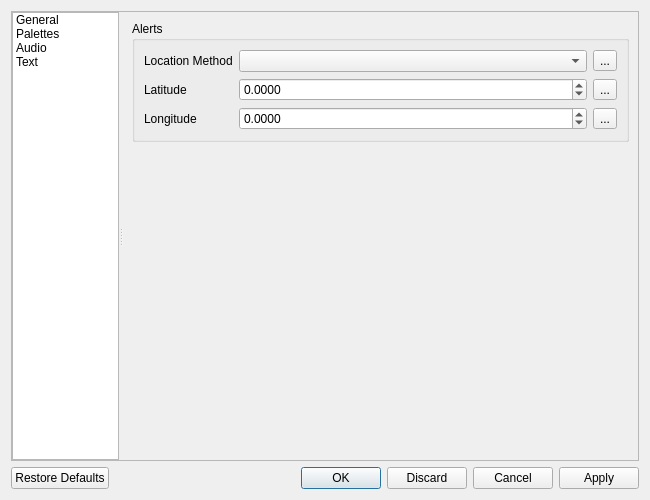
Old version of the form scwx-qt/source/scwx/qt/ui/settings_dialog.ui in the repository dpaulat/supercell-wx.
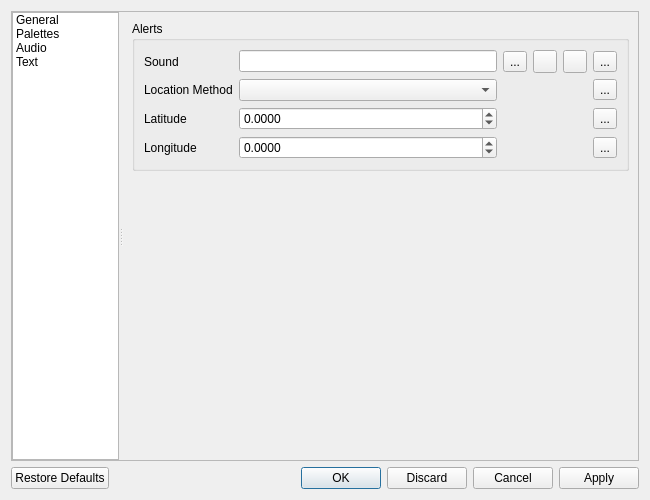
New version of the form. The open tabs and pages were chosen to show the change. Icons and pictures are not drawn.

Commit message: Add alert audio sound to settings dialog

What changed in the file:
```diff
--- a/scwx-qt/source/scwx/qt/ui/settings_dialog.ui
+++ b/scwx-qt/source/scwx/qt/ui/settings_dialog.ui
@@ -453,14 +453,14 @@
               <string>Alerts</string>
              </property>
              <layout class="QGridLayout" name="gridLayout_10">
-              <item row="1" column="0">
+              <item row="2" column="0">
                <widget class="QLabel" name="label_14">
                 <property name="text">
                  <string>Latitude</string>
                 </property>
                </widget>
               </item>
-              <item row="1" column="1">
+              <item row="2" column="2">
                <widget class="QDoubleSpinBox" name="alertAudioLatitudeSpinBox">
                 <property name="decimals">
                  <number>4</number>
@@ -476,8 +476,8 @@
                 </property>
                </widget>
               </item>
-              <item row="1" column="2">
-               <widget class="QToolButton" name="resetAlertAudioLatitudeButton">
+              <item row="1" column="6">
+               <widget class="QToolButton" name="resetAlertAudioLocationMethodButton">
                 <property name="text">
                  <string>...</string>
                 </property>
@@ -487,15 +487,15 @@
                 </property>
                </widget>
               </item>
-              <item row="2" column="0">
+              <item row="3" column="0">
                <widget class="QLabel" name="label_16">
                 <property name="text">
                  <string>Longitude</string>
                 </property>
                </widget>
               </item>
-              <item row="2" column="2">
-               <widget class="QToolButton" name="resetAlertAudioLongitudeButton">
+              <item row="0" column="3">
+               <widget class="QToolButton" name="alertAudioSoundSelectButton">
                 <property name="text">
                  <string>...</string>
                 </property>
@@ -505,25 +505,14 @@
                 </property>
                </widget>
               </item>
-              <item row="0" column="2">
-               <widget class="QToolButton" name="resetAlertAudioLocationMethodButton">
-                <property name="text">
-                 <string>...</string>
-                </property>
-                <property name="icon">
-                 <iconset resource="../../../../scwx-qt.qrc">
-                  <normaloff>:/res/icons/font-awesome-6/rotate-left-solid.svg</normaloff>:/res/icons/font-awesome-6/rotate-left-solid.svg</iconset>
-                </property>
-               </widget>
-              </item>
-              <item row="0" column="0">
+              <item row="1" column="0">
                <widget class="QLabel" name="label_12">
                 <property name="text">
                  <string>Location Method</string>
                 </property>
                </widget>
               </item>
-              <item row="2" column="1">
+              <item row="3" column="2">
                <widget class="QDoubleSpinBox" name="alertAudioLongitudeSpinBox">
                 <property name="decimals">
                  <number>4</number>
@@ -539,7 +528,58 @@
                 </property>
                </widget>
               </item>
-              <item row="0" column="1">
+              <item row="3" column="6">
+               <widget class="QToolButton" name="resetAlertAudioLongitudeButton">
+                <property name="text">
+                 <string>...</string>
+                </property>
+                <property name="icon">
+                 <iconset resource="../../../../scwx-qt.qrc">
+                  <normaloff>:/res/icons/font-awesome-6/rotate-left-solid.svg</normaloff>:/res/icons/font-awesome-6/rotate-left-solid.svg</iconset>
+                </property>
+               </widget>
+              </item>
+              <item row="2" column="6">
+               <widget class="QToolButton" name="resetAlertAudioLatitudeButton">
+                <property name="text">
+                 <string>...</string>
+                </property>
+                <property name="icon">
+                 <iconset resource="../../../../scwx-qt.qrc">
+                  <normaloff>:/res/icons/font-awesome-6/rotate-left-solid.svg</normaloff>:/res/icons/font-awesome-6/rotate-left-solid.svg</iconset>
+                </property>
+               </widget>
+              </item>
+              <item row="0" column="2">
+               <widget class="QLineEdit" name="alertAudioSoundLineEdit"/>
+              </item>
+              <item row="0" column="6">
+               <widget class="QToolButton" name="resetAlertAudioSoundButton">
+                <property name="text">
+                 <string>...</string>
+                </property>
+                <property name="icon">
+                 <iconset resource="../../../../scwx-qt.qrc">
+                  <normaloff>:/res/icons/font-awesome-6/rotate-left-solid.svg</normaloff>:/res/icons/font-awesome-6/rotate-left-solid.svg</iconset>
+                </property>
+               </widget>
+              </item>
+              <item row="0" column="4">
+               <widget class="QToolButton" name="alertAudioSoundTestButton">
+                <property name="icon">
+                 <iconset resource="../../../../scwx-qt.qrc">
+                  <normaloff>:/res/icons/font-awesome-6/play-solid.svg</normaloff>:/res/icons/font-awesome-6/play-solid.svg</iconset>
+                </property>
+               </widget>
+              </item>
+              <item row="0" column="0">
+               <widget class="QLabel" name="label_17">
+                <property name="text">
+                 <string>Sound</string>
+                </property>
+               </widget>
+              </item>
+              <item row="1" column="2">
                <widget class="QComboBox" name="alertAudioLocationMethodComboBox">
                 <property name="sizePolicy">
                  <sizepolicy hsizetype="Expanding" vsizetype="Fixed">
@@ -549,6 +589,14 @@
                 </property>
                </widget>
               </item>
+              <item row="0" column="5">
+               <widget class="QToolButton" name="alertAudioSoundStopButton">
+                <property name="icon">
+                 <iconset resource="../../../../scwx-qt.qrc">
+                  <normaloff>:/res/icons/font-awesome-6/stop-solid.svg</normaloff>:/res/icons/font-awesome-6/stop-solid.svg</iconset>
+                </property>
+               </widget>
+              </item>
              </layout>
             </widget>
            </item>
@@ -560,7 +608,7 @@
              <property name="sizeHint" stdset="0">
               <size>
                <width>20</width>
-               <height>309</height>
+               <height>281</height>
               </size>
              </property>
             </spacer>
```
Left out of the diff: 4 changed lines with no effect on the pictures. The commit also changes 5 other files.
